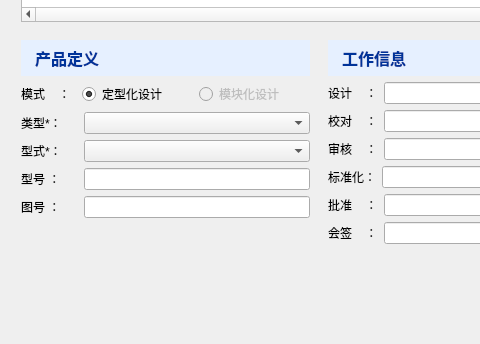
Old version of the form modules/chanpinguanli/guanli_new.ui in the repository smallyu666/smallyu_donlanpec; both pictures show x 0 to 480 and y 587 to 931 of the 946 by 931 pixel window.
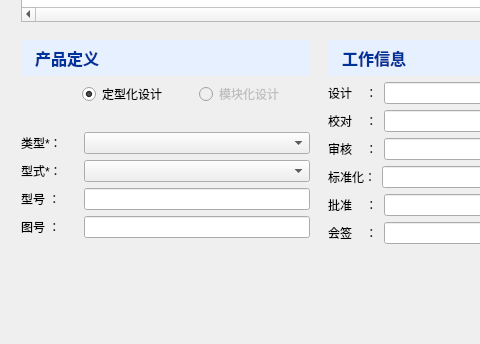
New version of the form. Icons and pictures are not drawn.

Commit message: 项目管理ui修改

What changed in the file:
```diff
--- a/modules/chanpinguanli/guanli_new.ui
+++ b/modules/chanpinguanli/guanli_new.ui
@@ -630,7 +630,7 @@
             <item>
              <widget class="QLabel" name="design_mode_label">
               <property name="text">
-               <string>模式    ：</string>
+               <string>&lt;html&gt;&lt;head/&gt;&lt;body&gt;&lt;p/&gt;&lt;/body&gt;&lt;/html&gt;</string>
               </property>
              </widget>
             </item>
@@ -659,6 +659,13 @@
             </item>
            </layout>
           </item>
+          <item>
+           <widget class="QLabel" name="label_5">
+            <property name="text">
+             <string>    </string>
+            </property>
+           </widget>
+          </item>
           <item>
            <layout class="QHBoxLayout" name="horizontalLayout" stretch="2,8">
             <item>
```
